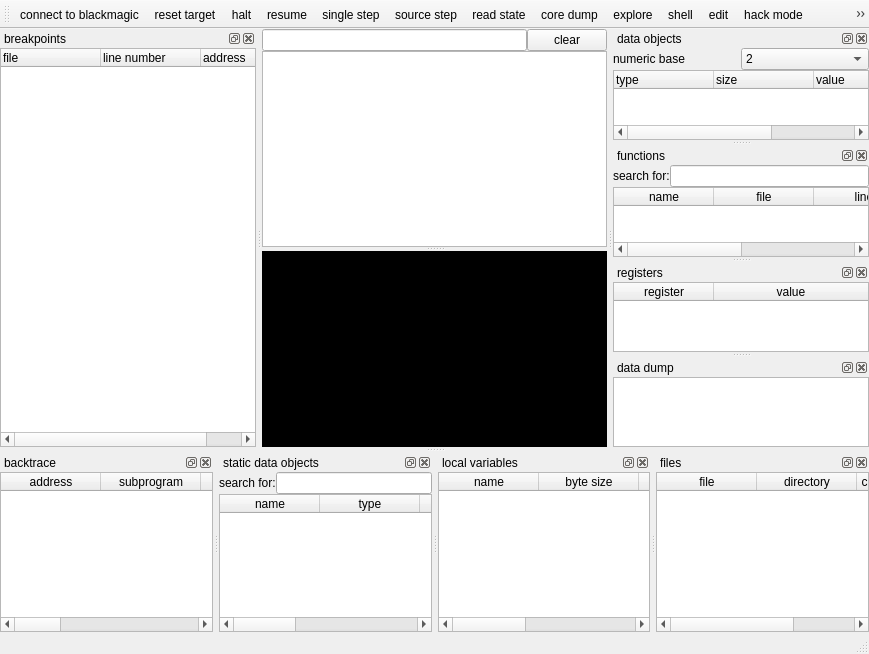
Qt form mainwindow.ui (stoyan-shopov/troll) before a commit.
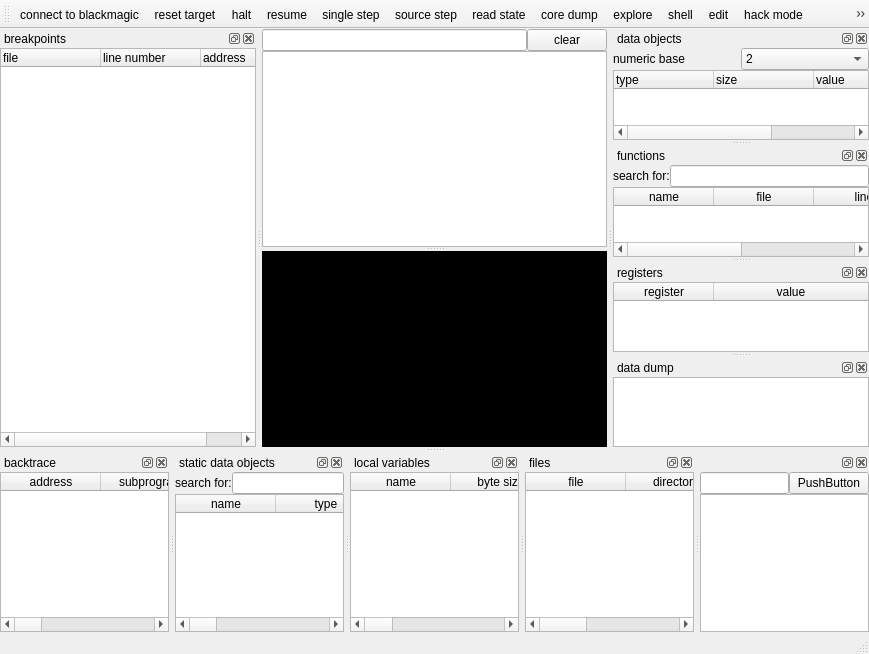
The same form after that commit.

Commit message: persistent scratchpad docking widget added

```diff
--- a/mainwindow.ui
+++ b/mainwindow.ui
@@ -698,6 +698,50 @@
     </layout>
    </widget>
   </widget>
+  <widget class="QDockWidget" name="dockWidget_3">
+   <attribute name="dockWidgetArea">
+    <number>8</number>
+   </attribute>
+   <widget class="QWidget" name="dockWidgetContents_10">
+    <layout class="QVBoxLayout" name="verticalLayout_11">
+     <property name="spacing">
+      <number>0</number>
+     </property>
+     <property name="leftMargin">
+      <number>0</number>
+     </property>
+     <property name="topMargin">
+      <number>0</number>
+     </property>
+     <property name="rightMargin">
+      <number>0</number>
+     </property>
+     <property name="bottomMargin">
+      <number>0</number>
+     </property>
+     <item>
+      <layout class="QHBoxLayout" name="horizontalLayout_5">
+       <property name="spacing">
+        <number>0</number>
+       </property>
+       <item>
+        <widget class="QLineEdit" name="lineEdit"/>
+       </item>
+       <item>
+        <widget class="QPushButton" name="pushButton_2">
+         <property name="text">
+          <string>PushButton</string>
+         </property>
+        </widget>
+       </item>
+      </layout>
+     </item>
+     <item>
+      <widget class="QPlainTextEdit" name="plainTextEditScratchpad"/>
+     </item>
+    </layout>
+   </widget>
+  </widget>
   <action name="actionBlackstrikeConnect">
    <property name="text">
     <string>connect to blackmagic</string>
```
The commit also changes 1 other file.
